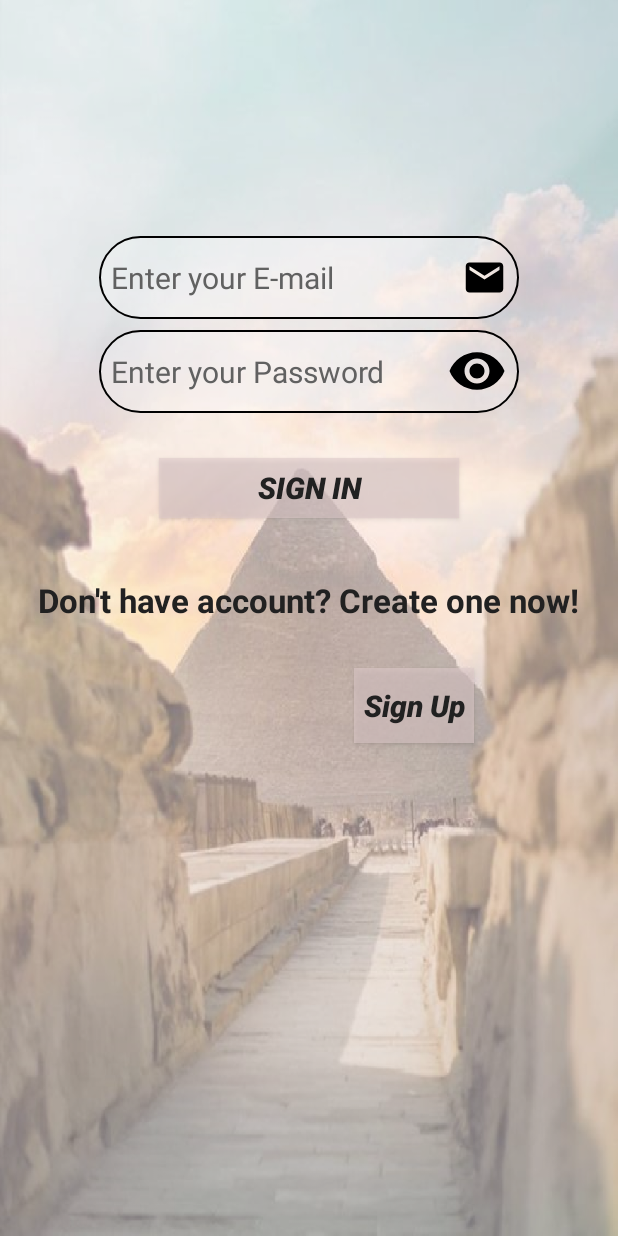
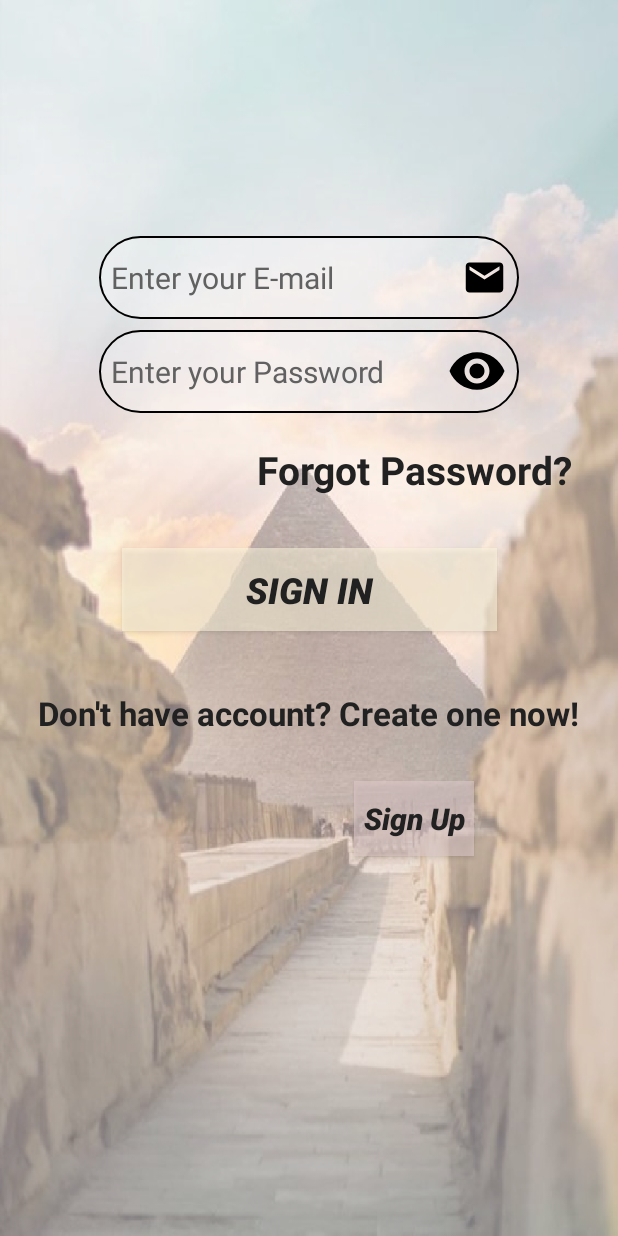
Before and after one commit to Android-AEMM/Trainning_proj, an Android app: the screen it shows after launch (SignIn), on a phone screen of 412 x 824 dp. Run offline under Robolectric (Android 15) with nearby library versions, the phone set to English and light mode, and no system bars; Roboto replaces fonts that are not available here.

```diff
--- a/app/src/main/java/com/example/trainning_proj/Home/Home.java
+++ b/app/src/main/java/com/example/trainning_proj/Home/Home.java
@@ -19,6 +19,7 @@ import androidx.recyclerview.widget.RecyclerView;
 import com.example.trainning_proj.Exchange_Rates;
 import com.example.trainning_proj.R;
 import com.example.trainning_proj.Setting.Setting;
+import com.example.trainning_proj.SignIn;
 import com.google.android.material.navigation.NavigationView;
 
 import java.util.ArrayList;
@@ -106,8 +107,8 @@ public class Home extends AppCompatActivity implements NavigationView.OnNavigati
             }
             case R.id.menu_logOut:
             {
-                Toast.makeText(getApplicationContext(),"Logging Out..  ",Toast.LENGTH_LONG).show();
-                break;
+                Intent intent = new Intent(Home.this, SignIn.class);
+                startActivity(intent);
             }
         }
 
--- a/app/src/main/java/com/example/trainning_proj/SignIn.java
+++ b/app/src/main/java/com/example/trainning_proj/SignIn.java
@@ -10,6 +10,7 @@ import android.view.animation.AnimationUtils;
 import android.widget.Button;
 import android.widget.EditText;
 import android.widget.ImageView;
+import android.widget.TextView;
 import android.widget.Toast;
 
 import androidx.appcompat.app.AppCompatActivity;
@@ -17,12 +18,14 @@ import androidx.appcompat.app.AppCompatActivity;
 import com.example.trainning_proj.Home.Home;
 
 public class SignIn extends AppCompatActivity {
-    Button btn_login,btn_signUp;
-    EditText et2_pass,et2_mail;
+    Button btn_login, btn_signUp;
+    EditText et2_pass, et2_mail;
     ImageView show;
     static Boolean check1 = false;
-    Intent intent1 ,intent2;
+    Intent intent1, intent2;
     Animation animation;
+    TextView forget_pass;
+   // DataBaseHelper db;
 
     @Override
     protected void onCreate(Bundle savedInstanceState) {
@@ -32,27 +35,43 @@ public class SignIn extends AppCompatActivity {
         et2_pass = findViewById(R.id.et2_pass);
         btn_login = findViewById(R.id.btn2_signIn);
         btn_signUp = findViewById(R.id.btn2_signUp);
+        forget_pass = findViewById(R.id.tv2_forgot_pass);
 
         animation = AnimationUtils.loadAnimation(SignIn.this, R.anim.blink_anim);
+      //  db = new DataBaseHelper(this);
+
+        forget_pass.setOnClickListener(new View.OnClickListener() {
+            @Override
+            public void onClick(View view) {
+                Toast.makeText(SignIn.this, "فالح..ماكنت كتبتها ف اي مكان بدل ماتقرفنا معاك :)", Toast.LENGTH_SHORT).show();
+            }
+        });
 
         /// go to home activity
         btn_login.setOnClickListener(new View.OnClickListener() {
             @Override
             public void onClick(View view) {
 
-                btn_login.startAnimation(animation);
-
-
+               btn_login.startAnimation(animation);
                 intent1 = new Intent(SignIn.this, Home.class);
                 startActivity(intent1);
                 finish();
-                String email =et2_mail.getText().toString();
-                String password =et2_pass.getText().toString();
+               //String email = et2_mail.getText().toString();
+              //  String password = et2_pass.getText().toString();
 
-                if(TextUtils.isEmpty(email)||TextUtils.isEmpty(password))
-                {
+              /*  if (TextUtils.isEmpty(email) || TextUtils.isEmpty(password)) {
                     Toast.makeText(SignIn.this, "Email OR password field is empty!", Toast.LENGTH_LONG).show();
-                }
+                    return;
+                }*/
+
+               /* int check = db.isLoginUser(email,password);
+                if (check > 0) {
+                    Toast.makeText(SignIn.this, "Login Successful" , Toast.LENGTH_SHORT).show();
+                    Intent intent = new Intent(SignIn.this, Home.class);
+                    startActivity(intent);
+                } else {
+                    Toast.makeText(SignIn.this, "Login Faild", Toast.LENGTH_SHORT).show();
+                }*/
             }
         });
 
--- a/app/src/main/res/layout-hdpi/activity_sign_in.xml
+++ b/app/src/main/res/layout-hdpi/activity_sign_in.xml
@@ -37,20 +37,34 @@
         app:layout_constraintRight_toRightOf="@id/layout_signIn"
         app:layout_constraintTop_toBottomOf="@id/et2_mail"
         android:textColorHint="@color/gray700"/>
+    <TextView
+        android:id="@+id/tv2_forgot_pass"
+        android:layout_width="300dp"
+        android:layout_height="70dp"
+        android:textSize="26sp"
+        android:textStyle="bold"
+        android:layout_marginTop="20dp"
+        android:layout_marginLeft="230dp"
+        android:textColor="@color/gray900"
+        app:layout_constraintLeft_toLeftOf="@id/layout_signIn"
+        app:layout_constraintRight_toRightOf="@id/layout_signIn"
+        app:layout_constraintTop_toBottomOf="@id/et2_pass"
+        app:layout_constraintBottom_toTopOf="@id/btn2_signIn"
+        android:text="Forgot Password?"/>
     <Button
         android:id="@+id/btn2_signIn"
         android:layout_marginTop="30dp"
         android:gravity="center"
-        android:layout_width="200dp"
-        android:layout_height="40dp"
+        android:layout_width="250dp"
+        android:layout_height="55dp"
         android:text="@string/btn_signin"
         android:textColor="@color/gray900"
-        android:textSize="20dp"
+        android:textSize="24dp"
         android:textStyle="bold|italic"
-        android:background="#94E1CBCB"
+        android:background="#8DFFF8E1"
         app:layout_constraintLeft_toLeftOf="@id/layout_signIn"
         app:layout_constraintRight_toRightOf="@id/layout_signIn"
-        app:layout_constraintTop_toBottomOf="@id/et2_pass"
+        app:layout_constraintBottom_toTopOf="@id/tv_createAcc"
         />
 
     <TextView
--- a/app/src/main/res/menu/nav_menu.xml
+++ b/app/src/main/res/menu/nav_menu.xml
@@ -9,9 +9,9 @@
             android:title="Home"
             android:icon="@drawable/ic_baseline_home_24"/>
         <item
+            android:id="@+id/menu_settings"
             android:icon="@drawable/ic_baseline_settings_24"
-            android:title="Settings"
-            android:id="@+id/menu_settings"/>
+            android:title="Change Password" />
         <item
             android:id="@+id/menu_currency"
             android:icon="@drawable/ic_baseline_attach_money_24"
```
Also changed, not shown: app/src/main/java/com/example/trainning_proj/DataBaseHelper.java (added, +91 -0 lines), app/src/main/java/com/example/trainning_proj/SignUp.java (+32 -5 lines).
